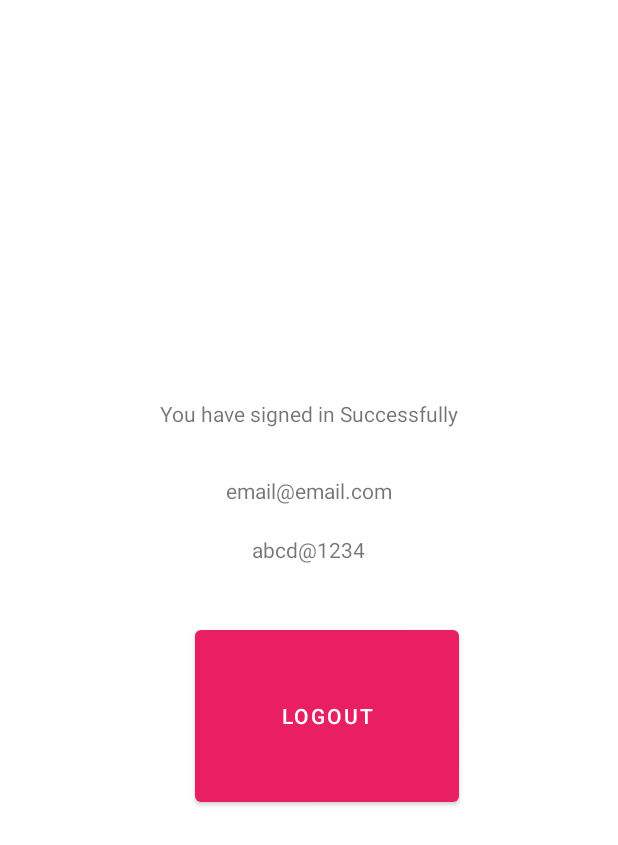
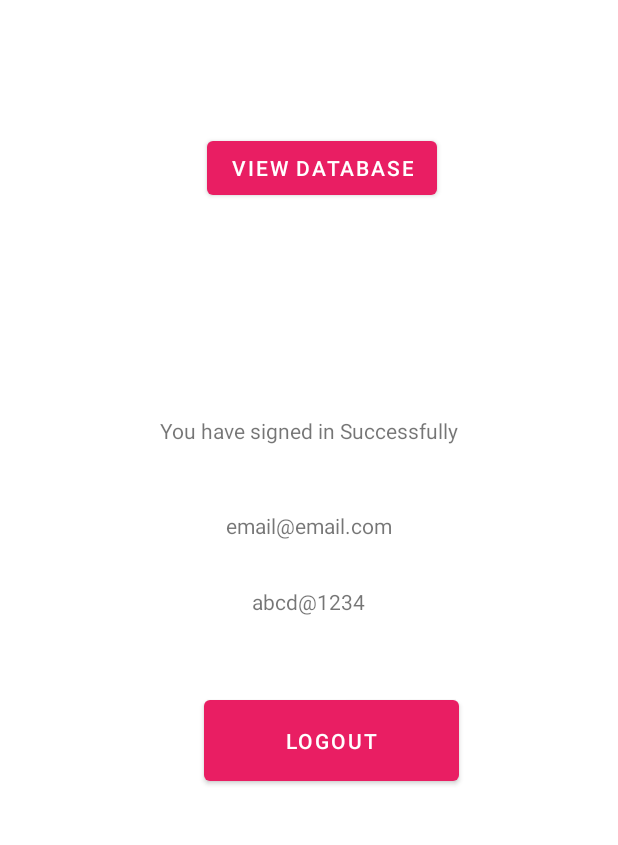
Before and after one commit to Nlege001/AccountCreation, an Android app: the layout activity_main.xml on its own in the app's theme, with its tools: preview values and no code run, on a phone screen of 412 x 824 dp. Shown: the top 845 px of the screen. Run offline under Robolectric (Android 15) with nearby library versions, the phone set to English and light mode, and no system bars.

Commit message:
second commit- log in and sign in screen done and fully functional, possible database dispay code with some errors

```diff
--- a/app/build.gradle
+++ b/app/build.gradle
@@ -39,6 +39,8 @@ dependencies {
     implementation 'androidx.appcompat:appcompat:1.2.0'
     implementation 'com.google.android.material:material:1.3.0'
     implementation 'androidx.constraintlayout:constraintlayout:2.1.0'
+    implementation 'com.google.firebase:firebase-database:20.0.2'
+    implementation 'com.google.firebase:firebase-database-ktx:20.0.2'
     testImplementation 'junit:junit:4.+'
     androidTestImplementation 'androidx.test.ext:junit:1.1.2'
     androidTestImplementation 'androidx.test.espresso:espresso-core:3.3.0'
--- a/app/src/main/java/com/example/accounttcreation/LogInActivity.kt
+++ b/app/src/main/java/com/example/accounttcreation/LogInActivity.kt
@@ -18,8 +18,8 @@ class LogInActivity : AppCompatActivity() {
 
         val button_register = findViewById<Button>(R.id.RegisterButton2)
         var button = findViewById<Button>(R.id.button)
-        var email = findViewById<EditText>(R.id.RegisterEmail)
-        var password = findViewById<EditText>(R.id.RegisterPassword)
+        var email = findViewById<EditText>(R.id.LogInUserName)
+        var password = findViewById<EditText>(R.id.LogInPassword)
         val button2 = findViewById<Button>(R.id.login2)
 
 
@@ -56,7 +56,7 @@ class LogInActivity : AppCompatActivity() {
 
                                 Toast.makeText(
                                     this@LogInActivity,
-                                    "You are registered Successfully",
+                                    "You are Log In Successfully",
                                     Toast.LENGTH_SHORT
                                 ).show()
 
--- a/app/src/main/res/layout/activity_main.xml
+++ b/app/src/main/res/layout/activity_main.xml
@@ -42,12 +42,25 @@
 
     <Button
         android:id="@+id/logoutButton"
-        android:layout_width="176dp"
-        android:layout_height="0dp"
+        android:layout_width="170dp"
+        android:layout_height="66dp"
         android:layout_marginEnd="106dp"
-        android:layout_marginBottom="283dp"
+        android:layout_marginBottom="267dp"
         android:text="LogOut"
         app:layout_constraintBottom_toBottomOf="parent"
         app:layout_constraintEnd_toEndOf="parent"
-        app:layout_constraintTop_toBottomOf="@+id/MainPassword" />
+        app:layout_constraintTop_toBottomOf="@+id/DatabaseButton" />
+
+    <Button
+        android:id="@+id/DatabaseButton"
+        android:layout_width="wrap_content"
+        android:layout_height="wrap_content"
+        android:layout_marginTop="58dp"
+        android:layout_marginBottom="294dp"
+        android:text="View Database"
+        app:layout_constraintBottom_toTopOf="@+id/logoutButton"
+        app:layout_constraintEnd_toEndOf="parent"
+        app:layout_constraintHorizontal_bias="0.533"
+        app:layout_constraintStart_toStartOf="parent"
+        app:layout_constraintTop_toTopOf="parent" />
 </androidx.constraintlayout.widget.ConstraintLayout>
```
Also changed, not shown: app/src/main/AndroidManifest.xml (+5 -3 lines), app/src/main/java/com/example/accounttcreation/MainActivity.kt (+7 -1 lines), app/src/main/res/layout/activity_log_in.xml (+53 -22 lines), app/src/main/res/layout/activity_register.xml (+44 -10 lines).
